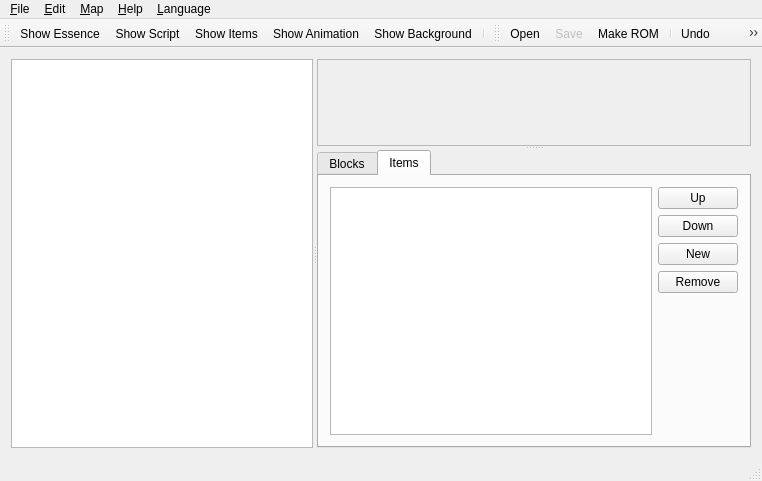
Before: the Qt Designer form src/MApRX_Qt/mainwindow.ui in wwylele/MApRX, drawn with Qt 5.
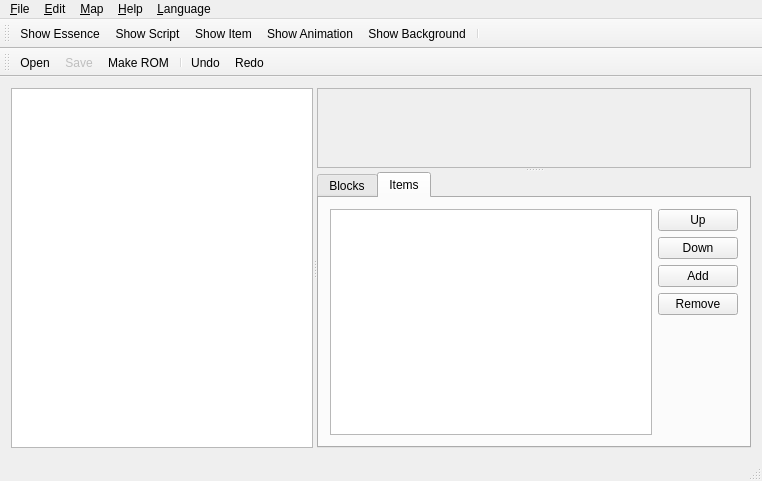
After: the same form once the commit is applied. Icons and pictures are not drawn. Custom widgets are drawn as their Qt base class.

The edit to the form file:
```diff
--- a/src/MApRX_Qt/mainwindow.ui
+++ b/src/MApRX_Qt/mainwindow.ui
@@ -172,7 +172,7 @@
                </sizepolicy>
               </property>
               <property name="text">
-               <string>New</string>
+               <string>Add</string>
               </property>
              </widget>
             </item>
@@ -278,6 +278,12 @@
      <height>0</height>
     </size>
    </property>
+   <property name="iconSize">
+    <size>
+     <width>32</width>
+     <height>32</height>
+    </size>
+   </property>
    <property name="toolButtonStyle">
     <enum>Qt::ToolButtonTextBesideIcon</enum>
    </property>
@@ -285,7 +291,7 @@
     <enum>TopToolBarArea</enum>
    </attribute>
    <attribute name="toolBarBreak">
-    <bool>false</bool>
+    <bool>true</bool>
    </attribute>
    <addaction name="actionShow_Essence"/>
    <addaction name="actionShow_Script"/>
@@ -309,7 +315,7 @@
     <enum>TopToolBarArea</enum>
    </attribute>
    <attribute name="toolBarBreak">
-    <bool>false</bool>
+    <bool>true</bool>
    </attribute>
    <addaction name="action_Open"/>
    <addaction name="action_Save"/>
@@ -430,7 +436,7 @@
     <bool>true</bool>
    </property>
    <property name="text">
-    <string>Show Items</string>
+    <string>Show Item</string>
    </property>
    <property name="toolTip">
     <string>Show Items</string>
```
Left out of the diff: 51 changed lines with no effect on the pictures.
